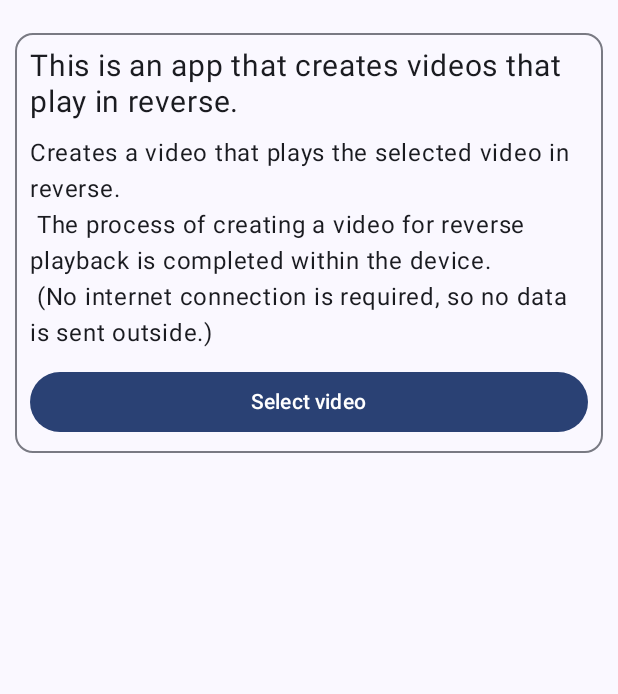
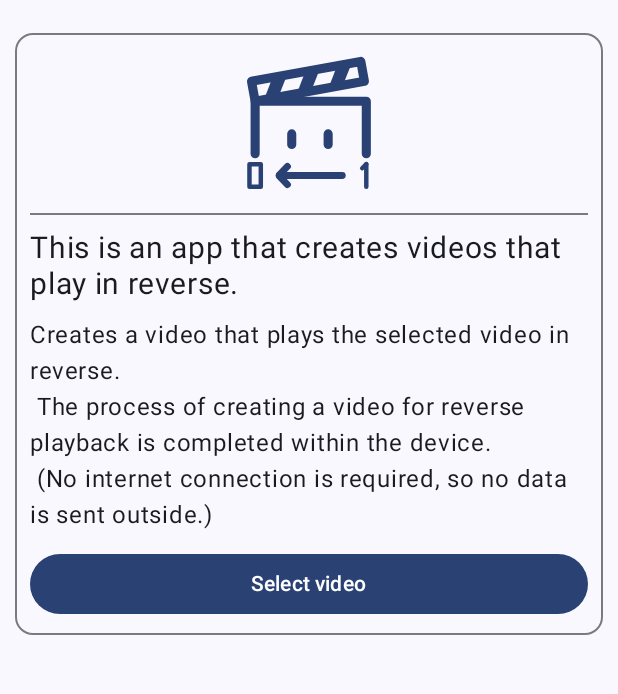
Before and after one commit to takusan23/DougaUnDroid, an Android app built with Jetpack Compose: the screen it shows after launch (MainActivity), on a phone screen of 412 x 824 dp, the part 78-772 px from its top. Run offline under Robolectric (Android 15) with nearby library versions, the phone set to English and light mode, and no system bars; 1 statement that could not run was skipped.

Commit message:
アイコン書いた、adaptive icon はまだ

```diff
--- a/app/src/main/java/io/github/takusan23/dougaundroid/processor/video/CanvasVideoProcessor.kt
+++ b/app/src/main/java/io/github/takusan23/dougaundroid/processor/video/CanvasVideoProcessor.kt
@@ -93,13 +93,15 @@ object CanvasVideoProcessor {
                 while (!outputDone) {
                     // コルーチンキャンセル時は強制終了
                     if (!isActive) break
-
                     // OpenGL で描画する
                     // Canvas の入力をする
                     var isRunning = false
                     canvasInputSurface.drawCanvas { canvas ->
                         isRunning = onCanvasDrawRequest(canvas, currentPositionUs / 1_000L)
                     }
+
+                    // 一応確認
+                    if (!isActive) break
                     canvasInputSurface.setPresentationTime(currentPositionUs * 1_000L)
                     canvasInputSurface.swapBuffers()
                     if (!isRunning) {
--- a/app/src/main/java/io/github/takusan23/dougaundroid/ui/components/HelloCard.kt
+++ b/app/src/main/java/io/github/takusan23/dougaundroid/ui/components/HelloCard.kt
@@ -3,12 +3,17 @@ package io.github.takusan23.dougaundroid.ui.components
 import androidx.compose.foundation.layout.Arrangement
 import androidx.compose.foundation.layout.Column
 import androidx.compose.foundation.layout.fillMaxWidth
+import androidx.compose.foundation.layout.height
 import androidx.compose.foundation.layout.padding
 import androidx.compose.material3.Button
+import androidx.compose.material3.Divider
+import androidx.compose.material3.Icon
+import androidx.compose.material3.MaterialTheme
 import androidx.compose.material3.OutlinedCard
 import androidx.compose.material3.Text
 import androidx.compose.runtime.Composable
 import androidx.compose.ui.Modifier
+import androidx.compose.ui.res.painterResource
 import androidx.compose.ui.res.stringResource
 import androidx.compose.ui.unit.dp
 import androidx.compose.ui.unit.sp
@@ -29,6 +34,15 @@ fun HelloCard(
             modifier = Modifier.padding(10.dp),
             verticalArrangement = Arrangement.spacedBy(10.dp)
         ) {
+            Icon(
+                modifier = Modifier
+                    .fillMaxWidth()
+                    .height(100.dp),
+                painter = painterResource(id = R.drawable.android_douga_undroid),
+                contentDescription = null,
+                tint = MaterialTheme.colorScheme.primary
+            )
+            Divider()
             Text(
                 text = stringResource(id = R.string.hello_message_title),
                 fontSize = 20.sp
--- /dev/null
+++ b/app/src/main/res/drawable/android_douga_undroid.xml
@@ -0,0 +1,103 @@
+<vector xmlns:android="http://schemas.android.com/apk/res/android"
+    android:width="8.73dp"
+    android:height="8.73dp"
+    android:viewportWidth="873"
+    android:viewportHeight="873">
+  <group>
+    <clip-path
+        android:pathData="M0,0h873v873h-873z"/>
+    <path
+        android:pathData="M630,742L263,742"
+        android:strokeLineJoin="round"
+        android:strokeWidth="40"
+        android:fillColor="#00000000"
+        android:strokeColor="#FFFFFF"
+        android:fillType="evenOdd"
+        android:strokeLineCap="round"/>
+    <path
+        android:pathData="M311,795L265,747C262,744 262,740 265,737L311,689"
+        android:strokeLineJoin="round"
+        android:strokeWidth="40"
+        android:fillColor="#00000000"
+        android:strokeColor="#FFFFFF"
+        android:fillType="evenOdd"
+        android:strokeLineCap="round"/>
+    <path
+        android:pathData="M123,615L123,310 770,310 770,615"
+        android:strokeLineJoin="round"
+        android:strokeWidth="53"
+        android:fillColor="#00000000"
+        android:strokeColor="#FFFFFF"
+        android:fillType="evenOdd"
+        android:strokeLineCap="round"/>
+    <path
+        android:pathData="M336,500L336,562"
+        android:strokeLineJoin="miter"
+        android:strokeWidth="53"
+        android:fillColor="#00000000"
+        android:strokeColor="#FFFFFF"
+        android:fillType="evenOdd"
+        android:strokeLineCap="round"/>
+    <path
+        android:pathData="M548,500L548,562"
+        android:strokeLineJoin="miter"
+        android:strokeWidth="53"
+        android:fillColor="#00000000"
+        android:strokeColor="#FFFFFF"
+        android:fillType="evenOdd"
+        android:strokeLineCap="round"/>
+    <path
+        android:pathData="M123,808L90,808 90,676 156,676 156,808 123,808Z"
+        android:strokeLineJoin="round"
+        android:strokeWidth="26"
+        android:fillColor="#00000000"
+        android:strokeColor="#FFFFFF"
+        android:fillType="evenOdd"
+        android:strokeLineCap="round"/>
+    <path
+        android:pathData="M770,676L770,808"
+        android:strokeLineJoin="miter"
+        android:strokeWidth="26"
+        android:fillColor="#00000000"
+        android:strokeColor="#FFFFFF"
+        android:fillType="evenOdd"
+        android:strokeLineCap="round"/>
+    <path
+        android:pathData="M770,676L746,700"
+        android:strokeLineJoin="miter"
+        android:strokeWidth="26"
+        android:fillColor="#00000000"
+        android:strokeColor="#FFFFFF"
+        android:fillType="evenOdd"
+        android:strokeLineCap="round"/>
+    <path
+        android:pathData="M441,252L123,310 102,194 738,78 759,194 441,252Z"
+        android:strokeLineJoin="round"
+        android:strokeWidth="53"
+        android:fillColor="#00000000"
+        android:strokeColor="#FFFFFF"
+        android:fillType="evenOdd"
+        android:strokeLineCap="round"/>
+    <path
+        android:pathData="M594,118L679,103 642,197 558,212 594,118Z"
+        android:strokeLineJoin="round"
+        android:strokeWidth="28.222"
+        android:fillColor="#FFFFFF"
+        android:strokeColor="#00000000"
+        android:fillType="evenOdd"/>
+    <path
+        android:pathData="M407,157L492,141 455,235 371,251 407,157Z"
+        android:strokeLineJoin="round"
+        android:strokeWidth="28.222"
+        android:fillColor="#FFFFFF"
+        android:strokeColor="#00000000"
+        android:fillType="evenOdd"/>
+    <path
+        android:pathData="M218,187L303,172 266,266 182,281 218,187Z"
+        android:strokeLineJoin="round"
+        android:strokeWidth="28.222"
+        android:fillColor="#FFFFFF"
+        android:strokeColor="#00000000"
+        android:fillType="evenOdd"/>
+  </group>
+</vector>
```
